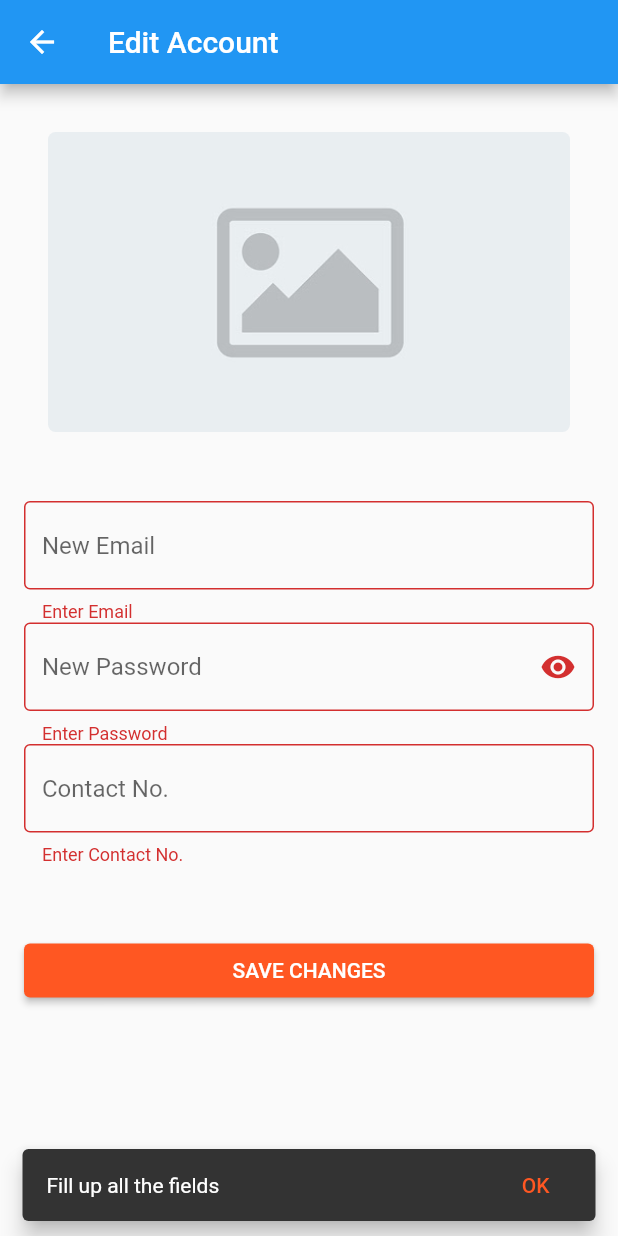
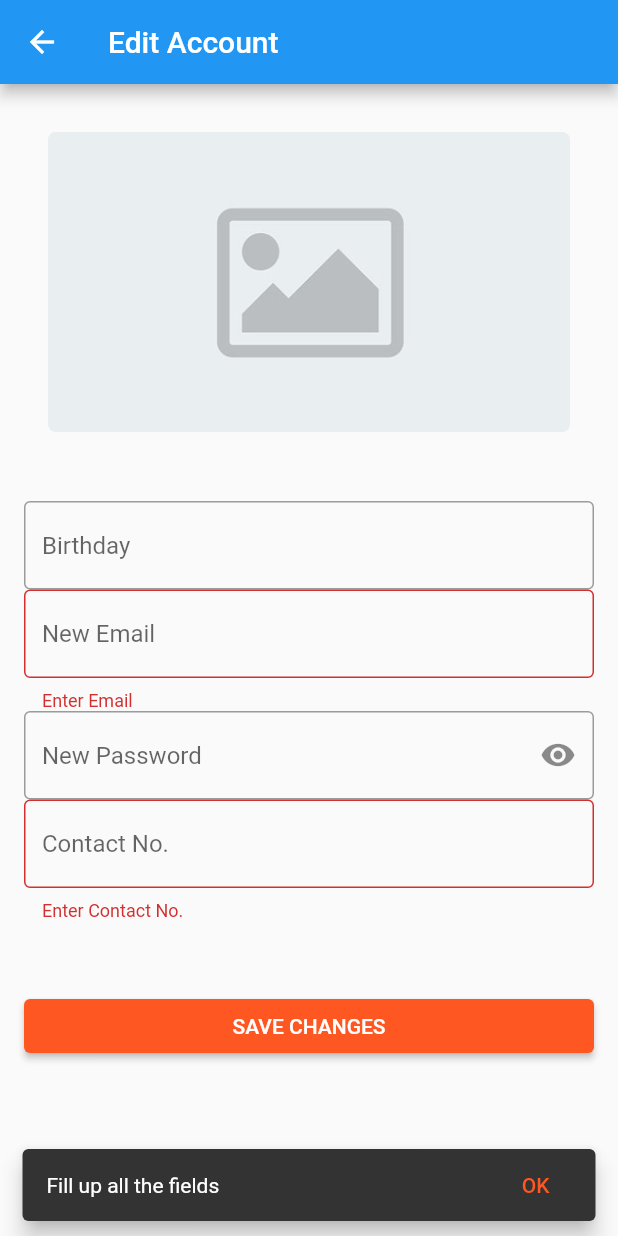
Before and after one commit to Acetylcholine007/BioWatch, a Flutter app: the AccountEditor screen opened directly with empty values, after a tap on "SAVE CHANGES", on a phone screen of 412 x 824 dp. Run offline on Flutter 3.47's test engine with Material 2 defaults, Android fonts, the phone set to English and light mode, and no system bars; drawn by our look-alikes of date_time_picker; our stand-ins replace carousel_slider, charts_flutter, cloud_firestore, csv, firebase_auth, firebase_core and 5 more; missing offline and left inert: barcode_scan2; accounts and stored records are empty; network calls fail.

Commit message:
Separated date and time in csv export, Fixed and optimized editor pages, Added Save alert dialog in editor pages, Fixed EventEditor banner, Can only join event when marked, Can cancel event only when not due

```diff
--- a/lib/MainWrapper.dart
+++ b/lib/MainWrapper.dart
@@ -34,6 +34,7 @@ class _MainWrapperState extends State<MainWrapper> {
   Widget build(BuildContext context) {
     final account = Provider.of<Account>(context);
     final accountData = Provider.of<AccountData>(context);
+    final myEventIds = Provider.of<List<String>>(context);
     final DatabaseService _database = DatabaseService(uid: account.uid);
     final theme = Theme.of(context);
     final pages = [
@@ -116,12 +117,12 @@ class _MainWrapperState extends State<MainWrapper> {
           ] : <Widget>[
             IconButton(icon: Icon(Icons.qr_code_scanner_rounded), onPressed: () async {
               List<String> data = (await scanCode()).split('<=>');
-              String result = await _database.joinEvent(data[0], Activity(
+              String result = myEventIds.contains(data[0]) ? await _database.joinEvent(data[0], Activity(
                 heading: 'Joined an Event',
                 time: TimeOfDay.now().format(context).split(' ')[0],
                 date: DateTime.now().toString(),
                 body: 'You\'ve joined in ${data[1]}'
-              ));
+              )) : 'Mark the event as interested first. Head over to Event page, open the said event and tap the bookmark button.';
               final snackBar = SnackBar(
                 duration: Duration(seconds: 2),
                 behavior: SnackBarBehavior.floating,
--- a/lib/components/BarGraph.dart
+++ b/lib/components/BarGraph.dart
@@ -24,7 +24,8 @@ class _BarGraphState extends State<BarGraph> {
         id: 'Interested',
         domainFn: (point, _) => point[0],
         measureFn: (point, _) => point[1],
-        data: widget.interested.sublist(offset, offset + sectionLength),
+        data: widget.interested.length >= sectionLength ?
+        widget.interested.sublist(offset, offset + sectionLength) : widget.interested.sublist(0, widget.interested.length),
         labelAccessorFn: (point, _) => '${point[1]}'
       )
     ];
--- a/lib/models/Data.dart
+++ b/lib/models/Data.dart
@@ -62,7 +62,8 @@ class Data {
         'address': user.address,
         'contact': user.contact,
         'age': getAge(user.birthday).toString(),
-        'joined': datetimes[user.uid],
+        'date': datetimes[user.uid].split(' ').first,
+        'time': datetimes[user.uid].split(' ').last,
       }
     ));
 
@@ -74,7 +75,7 @@ class Data {
       await jsonFile.writeAsString(json);
 
       //Create csv file
-      String csv = ListToCsvConverter().convert(<List<dynamic>>[['uid', 'fullName', 'address', 'contact', 'age', 'joined']] + csvData);
+      String csv = ListToCsvConverter().convert(<List<dynamic>>[['uid', 'fullName', 'address', 'contact', 'age', 'date', 'time']] + csvData);
       await csvFile.writeAsString(csv);
 
       //archive and share
--- a/lib/models/Resource.dart
+++ b/lib/models/Resource.dart
@@ -7,6 +7,7 @@ class Resource {
   Directory cachePath;
   List<MyEvent> myEvents;
   Map<String, EventAsset> myEventAssets;
+  Function refresh;
 
-  Resource({this.cachePath, this.myEvents, this.myEventAssets});
+  Resource({this.cachePath, this.myEvents, this.myEventAssets, this.refresh});
 }
--- a/lib/screens/mainpages/AccountPage.dart
+++ b/lib/screens/mainpages/AccountPage.dart
@@ -98,7 +98,9 @@ class _AccountPageState extends State<AccountPage> {
                       Expanded(
                         child: ElevatedButton(
                           child: Text('EDIT ACCOUNT'),
-                          onPressed: () => Navigator.push(context, MaterialPageRoute(builder: (context) => AccountEditor(user: accountData, image: snapshot.data, refresh: refresh, cachePath: data.cachePath))),
+                          onPressed: () => Navigator.push(context, MaterialPageRoute(builder: (context) => AccountEditor(
+                              user: accountData.copy(), image: snapshot.data, refresh: refresh, cachePath: data.cachePath, email: account.email
+                          ))),
                           style: ElevatedButton.styleFrom(primary: theme.accentColor),
                         ),
                       ),
--- a/lib/screens/mainpages/HomePage.dart
+++ b/lib/screens/mainpages/HomePage.dart
@@ -22,8 +22,6 @@ class HomePage extends StatefulWidget {
 
 class _HomePageState extends State<HomePage> {
   final StorageService _storage = StorageService();
-
-  void refresh() => setState((){});
 
   @override
   Widget build(BuildContext context) {
@@ -62,7 +60,7 @@ class _HomePageState extends State<HomePage> {
                           StreamProvider<List<Interested>>.value(value: DatabaseService(uid: accountData.uid).interestedUserIds(data.myEvents[index].event.eventId), initialData: null),
                           StreamProvider<List<Participant>>.value(value: DatabaseService(uid: accountData.uid).participantUserIds(data.myEvents[index].event.eventId), initialData: null)
                         ],
-                        child: EventDashboard(event: data.myEvents[index].event, refresh: refresh, eventAsset: snapshot.data[data.myEvents[index].event.eventId])))
+                        child: EventDashboard(event: data.myEvents[index].event, refresh: data.refresh, eventAsset: snapshot.data[data.myEvents[index].event.eventId])))
                       );
                     }
                   },
--- a/lib/screens/mainpages/SignInPage.dart
+++ b/lib/screens/mainpages/SignInPage.dart
@@ -155,7 +155,7 @@ class _SignInPageState extends State<SignInPage> {
                             dateMask: 'MMMM d, yyyy',
                             initialValue: user.birthday,
                             firstDate: DateTime(1900),
-                            lastDate: DateTime(DateTime.now().year + 5),
+                            lastDate: DateTime(DateTime.now().year),
                             dateLabelText: 'Birthday',
                             decoration: textFieldDecoration.copyWith(hintText: 'Birthday'),
                             onChanged: (val) => setState(() => user.birthday = val)
--- a/lib/screens/subpages/AccountEditor.dart
+++ b/lib/screens/subpages/AccountEditor.dart
@@ -8,6 +8,7 @@ import 'package:bio_watch/services/DatabaseService.dart';
 import 'package:bio_watch/services/StorageService.dart';
 import 'package:bio_watch/shared/ImageManager.dart';
 import 'package:bio_watch/shared/decorations.dart';
+import 'package:date_time_picker/date_time_picker.dart';
 import 'package:flutter/material.dart';
 
 class AccountEditor extends StatefulWidget {
@@ -15,11 +16,12 @@ class AccountEditor extends StatefulWidget {
   final Directory cachePath;
   final AccountData user;
   final Image image;
+  final String email;
 
-  AccountEditor({this.user, this.image, this.cachePath, this.refresh});
+  AccountEditor({this.user, this.image, this.cachePath, this.refresh, this.email});
 
   @override
-  _AccountEditorState createState() => _AccountEditorState(user.copy(), image);
+  _AccountEditorState createState() => _AccountEditorState(user, image, email);
 }
 
 class _AccountEditorState extends State<AccountEditor> {
@@ -27,14 +29,18 @@ class _AccountEditorState extends State<AccountEditor> {
   final _formKey = GlobalKey<FormState>();
   File userId;
   Image profile;
+  String email;
   AccountData userData;
   String error = '';
-  String email = '';
   String password = '';
   bool loading = false;
-  bool showPassword = true;
+  bool hidePassword = true;
+  bool profileChanged = false;
+  bool passwordChanged = false;
+  bool emailChanged = false;
+  bool userDataChanged = false;
 
-  _AccountEditorState(this.userData, this.profile);
+  _AccountEditorState(this.userData, this.profile, this.email);
 
   @override
   Widget build(BuildContext context) {
@@ -43,11 +49,84 @@ class _AccountEditorState extends State<AccountEditor> {
     final DatabaseService _database = DatabaseService(uid: userData.uid);
     final theme = Theme.of(context);
 
+    void saveChanges() async {
+      if(_formKey.currentState.validate()) {
+        setState(() => loading = true);
+        String result1 = passwordChanged ? await _auth.changePassword(password) : 'SUCCESS';
+        String result2 = emailChanged ? await _auth.changeEmail(email) : 'SUCCESS';
+        String result3 = userDataChanged ? await _database.editAccount(userData, Activity(
+          heading: 'Account Edited',
+          time: TimeOfDay.now().format(context).split(' ')[0],
+          date: DateTime.now().toString(),
+          body: 'You\'ve edited your account'
+        )) : 'SUCCESS';
+        String result4 = userId != null && profileChanged ? await _storage.uploadId(userData.uid, userId, widget.cachePath) : 'SUCCESS';
+        if(result1 == 'SUCCESS' && result2 == 'SUCCESS' && result3 == 'SUCCESS' && result4 == 'SUCCESS') {
+          widget.refresh();
+          final snackBar = SnackBar(
+            duration: Duration(seconds: 2),
+            behavior: SnackBarBehavior.floating,
+            content: Text('Account Edited'),
+            action: SnackBarAction(label: 'OK', onPressed: () => ScaffoldMessenger.of(context).hideCurrentSnackBar()),
+          );
+          ScaffoldMessenger.of(context).showSnackBar(snackBar);
+          Navigator.of(context).pop();
+        } else {
+          setState(() {
+            error = 'Error editing account';
+            loading = false;
+          });
+          showDialog(
+            context: context,
+            builder: (context) => AlertDialog(
+              title: Text('Edit Account'),
+              content: Text('$result1\n$result2\n$result3\n$result4'),
+              actions: [
+                TextButton(
+                  onPressed: () => Navigator.pop(context),
+                  child: Text('OK')
+                )
+              ],
+            )
+          );
+        }
+      } else {
+        final snackBar = SnackBar(
+          duration: Duration(seconds: 2),
+          behavior: SnackBarBehavior.floating,
+          content: Text('Fill up all the fields'),
+          action: SnackBarAction(label: 'OK', onPressed: () => ScaffoldMessenger.of(context).hideCurrentSnackBar()),
+        );
+        ScaffoldMessenger.of(context).showSnackBar(snackBar);
+      }
+    }
+
     return loading ? Loading() : GestureDetector(
       onTap: () => FocusScope.of(context).requestFocus(new FocusNode()),
       child: Scaffold(
         appBar: AppBar(
           title: Text('Edit Account'),
+          leading: new IconButton(
+            icon: new Icon(Icons.arrow_back),
+            onPressed: profileChanged || passwordChanged || emailChanged || userDataChanged ? () async {
+              return showDialog(context: context, builder: (BuildContext context) {
+                return AlertDialog(
+                  title: Text('Edit Account'),
+                  content: Text('Do you want to save your changes?'),
+                  actions: [
+                    TextButton(onPressed: () async {
+                      Navigator.of(context).pop();
+                      saveChanges();
+                    }, child: Text('Yes')),
+                    TextButton(onPressed: () async {
+                      Navigator.of(context).pop();
+                      Navigator.of(context).pop();
+                    }, child: Text('No'))
+                  ],
+                );
+              });
+            } : () => Navigator.of(context).pop(),
+          ),
         ),
         body: Container(
           child: Padding(
@@ -69,6 +148,7 @@ class _AccountEditorState extends State<AccountEditor> {
                             userId = result['image'];
                             userData.idUri = userId.path.split('/').last;
                             profile = Image(image: FileImage(userId), fit: BoxFit.fitWidth);
+                            profileChanged = true;
                           });
                         }
                       },
@@ -83,86 +163,59 @@ class _AccountEditorState extends State<AccountEditor> {
                     ),
                   ),
                   SizedBox(height: 30),
+                  DateTimePicker(
+                    validator: (val) => val.isEmpty ? 'Enter Birthday' : null,
+                    type: DateTimePickerType.date,
+                    dateMask: 'MMMM d, yyyy',
+                    initialValue: userData.birthday,
+                    firstDate: DateTime(1900),
+                    lastDate: DateTime(DateTime.now().year),
+                    dateLabelText: 'Birthday',
+                    decoration: textFieldDecoration.copyWith(hintText: 'Birthday'),
+                    onChanged: (val) => setState(() {
+                      userData.birthday = val;
+                      userDataChanged = true;
+                    })
+                  ),
                   TextFormField(
                     initialValue: email,
                     decoration: textFieldDecoration.copyWith(hintText: 'New Email'),
                     validator: (val) => val.isEmpty ? 'Enter Email' : null,
-                    onChanged: (val) => setState(() => email = val)
+                    onChanged: (val) => setState(() {
+                      email = val;
+                      emailChanged = true;
+                    })
                   ),
                   TextFormField(
                     initialValue: password,
                     decoration: textFieldDecoration.copyWith(suffixIcon: IconButton(
-                      onPressed: () => setState(() => showPassword = !showPassword),
+                      onPressed: () => setState(() => hidePassword = !hidePassword),
                       icon: Icon(Icons.visibility)
                     ),
                       hintText: 'New Password'
                     ),
-                    validator: (val) => val.isEmpty ? 'Enter Password' : null,
-                    onChanged: (val) => setState(() => password = val),
-                    obscureText: showPassword,
+                    validator: (val) => val.length < 7 && passwordChanged ? 'Length should be at least 7 characters' : null,
+                    onChanged: (val) => setState(() {
+                      password = val;
+                      passwordChanged = true;
+                    }),
+                    obscureText: hidePassword,
                   ),
                   TextFormField(
                     keyboardType: TextInputType.number,
                     initialValue: userData.contact,
                     decoration: textFieldDecoration.copyWith(hintText: 'Contact No.'),
                     validator: (val) => val.isEmpty ? 'Enter Contact No.' : null,
-                    onChanged: (val) => setState(() => userData.contact = val)
+                    onChanged: (val) => setState(() {
+                      userData.contact = val;
+                      userDataChanged = true;
+                    })
                   ),
                   Text(error, style: TextStyle(color: Colors.red, fontSize: 14)),
                   SizedBox(height: 30),
                   ElevatedButton(
                     child: Text('SAVE CHANGES'),
-                    onPressed: () async {
-                      if(_formKey.currentState.validate()) {
-                        setState(() => loading = true);
-                        String result1 = await _auth.changePassword(password);
-                        String result2 = await _auth.changeEmail(email);
-                        String result3 = await _database.editAccount(userData, Activity(
-                          heading: 'Account Edited',
-                          time: TimeOfDay.now().format(context).split(' ')[0],
-                          date: DateTime.now().toString(),
-                          body: 'You\'ve edited your account'
-                        ));
-                        String result4 = userId != null ? await _storage.uploadId(userData.uid, userId, widget.cachePath) : 'SUCCESS';
-                        if(result1 == 'SUCCESS' && result2 == 'SUCCESS' && result3 == 'SUCCESS' && result4 == 'SUCCESS') {
-                          widget.refresh();
-                          final snackBar = SnackBar(
-                            duration: Duration(seconds: 2),
-                            behavior: SnackBarBehavior.floating,
-                            content: Text('Account Edited'),
-                            action: SnackBarAction(label: 'OK', onPressed: () => ScaffoldMessenger.of(context).hideCurrentSnackBar()),
-                          );
-                          ScaffoldMessenger.of(context).showSnackBar(snackBar);
-                          Navigator.of(context).pop();
-                        } else {
-                          setState(() {
-                            error = 'Error editing account';
-                            loading = false;
-                          });
-                          showDialog(
-                            context: context,
-                            builder: (context) => AlertDialog(
-                              title: Text('Edit Account'),
-                              content: Text('$result1\n$result2\n$result3\n$result4'),
-                              actions: [
-                                TextButton(
-                                  onPressed: () => Navigator.pop(context),
-                                  child: Text('OK')
-                                )
-                              ],
-                            )
-                          );
-                        }
-                      } else {
-                        final snackBar = SnackBar(
-                          duration: Duration(seconds: 2),
-                          behavior: SnackBarBehavior.floating,
-                          content: Text('Fill up all the fields'),
-                          action: SnackBarAction(label: 'OK', onPressed: () => ScaffoldMessenger.of(context).hideCurrentSnackBar()),
-                        );
-                        ScaffoldMessenger.of(context).showSnackBar(snackBar);
-                      }
-                    },
+                    onPressed: saveChanges,
                     style: ElevatedButton.styleFrom(primary: theme.accentColor),
                   )
                 ],
```
Also changed, not shown: lib/DataWrapper.dart (+9 -2 lines), lib/models/PeopleEvent.dart (+17 -0 lines), lib/screens/subpages/EventDashboard.dart (+4 -3 lines), lib/screens/subpages/EventEditor.dart (+71 -20 lines), lib/shared/EventProvider.dart (deleted, +0 -12 lines).
